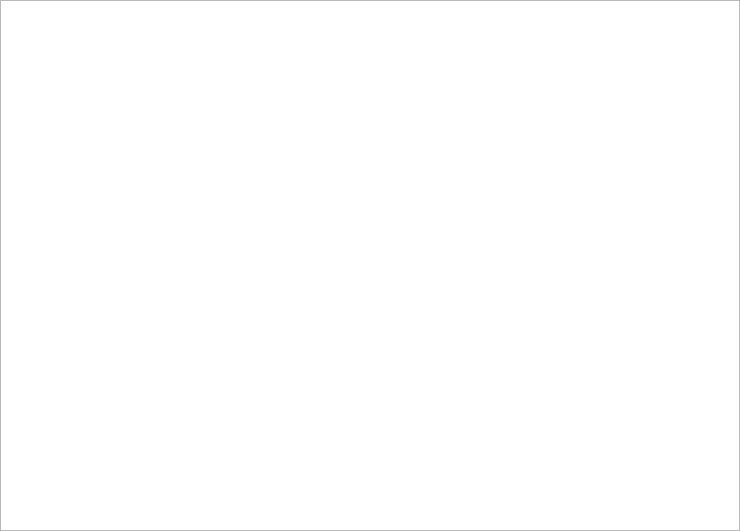
First picture: the form in lab2/lib/canvas/Canvas.ui, repository KillReal01/Computer-graphics, before the edit.
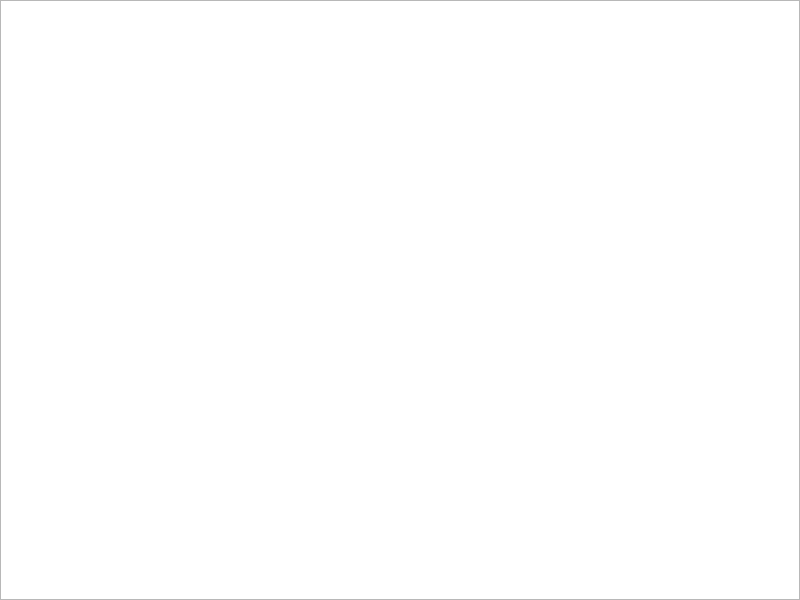
Second picture: the form after the edit.

Patch:
```diff
--- a/lab2/lib/canvas/Canvas.ui
+++ b/lab2/lib/canvas/Canvas.ui
@@ -6,8 +6,8 @@
    <rect>
     <x>0</x>
     <y>0</y>
-    <width>740</width>
-    <height>531</height>
+    <width>800</width>
+    <height>600</height>
    </rect>
   </property>
   <property name="windowTitle">
```
